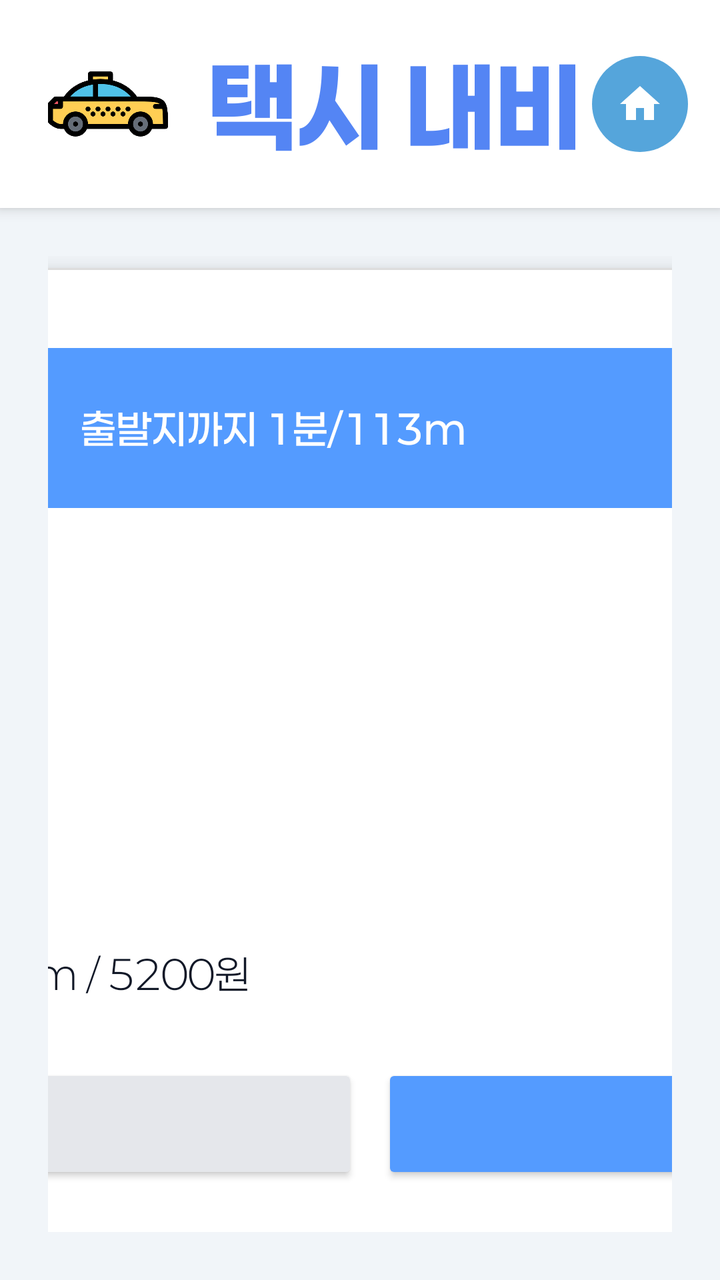
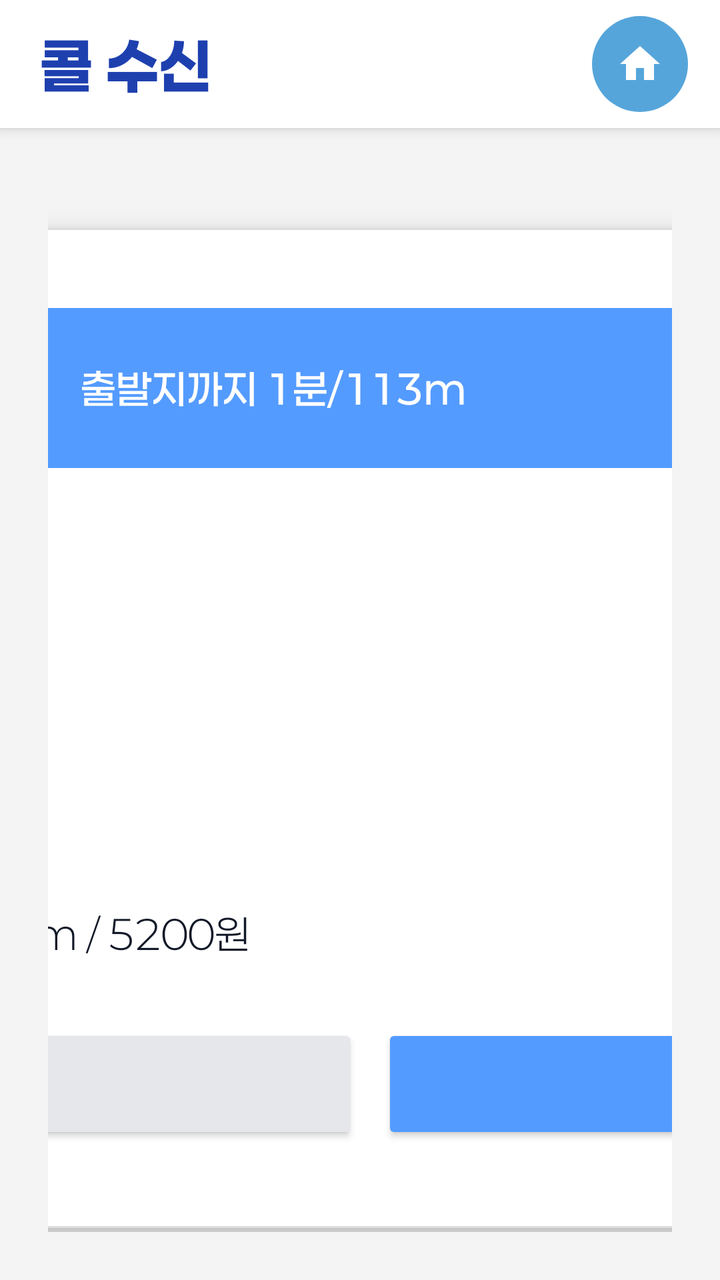

Compare the two renders of this Android layout. The source of the first and the diff that turns it into the second are given below.
<!-- AndroidManifest.xml: activity theme Theme.TaxiApp -->
<!-- res/layout/activity_call_alert.xml -->
<?xml version="1.0" encoding="utf-8"?>
<RelativeLayout xmlns:android="http://schemas.android.com/apk/res/android"
    xmlns:app="http://schemas.android.com/apk/res-auto"
    android:layout_width="match_parent"
    android:layout_height="match_parent"
    android:background="#F1F5F9"
    android:padding="0dp">

    
    <RelativeLayout
        android:id="@+id/header"
        android:layout_width="match_parent"
        android:layout_height="104dp"
        android:background="#FFFFFF"
        android:elevation="4dp">

        <ImageView
            android:id="@+id/taxi"
            android:layout_width="60dp"
            android:layout_height="60dp"
            android:layout_marginStart="24dp"
            android:layout_centerVertical="true"
            android:src="@drawable/taxi" />

        <TextView
            android:layout_width="wrap_content"
            android:layout_height="wrap_content"
            android:layout_toEndOf="@+id/taxi"
            android:layout_marginStart="20dp"
            android:layout_centerVertical="true"
            android:text="택시 내비"
            android:fontFamily="@font/f_extrabold"
            android:textAppearance="@style/TextAppearance.AppCompat.Body1"
            android:textColor="#5485F4"
            android:textSize="50sp"
            android:textStyle="bold" />

        <ImageButton
            android:id="@+id/btn_back_home"
            android:layout_width="48dp"
            android:layout_height="48dp"
            android:layout_alignParentEnd="true"
            android:layout_centerVertical="true"
            android:layout_marginEnd="16dp"
            android:background="@drawable/round_sky_button"
            android:src="@drawable/ic_home"
            android:contentDescription="홈으로"
            app:tint="#FFFFFF" />
    </RelativeLayout>




    
    <LinearLayout
        android:layout_width="match_parent"
        android:layout_height="match_parent"
        android:layout_below="@id/header"
        android:padding="24dp"
        android:gravity="center">

        <LinearLayout
            android:id="@+id/callCard"
            android:layout_width="850dp"
            android:layout_height="500dp"
            android:layout_gravity="center"
            android:layout_marginTop="12dp"
            android:background="@drawable/rounded_card"
            android:elevation="8dp"
            android:orientation="vertical"
            android:padding="20dp">

            <LinearLayout
                android:layout_width="match_parent"
                android:layout_height="80dp"
                android:layout_marginTop="20dp"
                android:orientation="vertical"
                android:gravity="center_horizontal">

                <LinearLayout
                    android:layout_width="700dp"
                    android:layout_height="80dp"
                    android:background="#549BFF"
                    android:gravity="center_vertical"
                    android:orientation="horizontal"
                    android:padding="12dp">

                    <ImageView
                        android:layout_width="24dp"
                        android:layout_height="24dp"
                        android:src="@drawable/ic_phone"
                        app:tint="#FFFFFF" />

                    <TextView
                        android:layout_width="wrap_content"
                        android:layout_height="wrap_content"
                        android:layout_marginStart="12dp"
                        android:fontFamily="@font/f_semibold"
                        android:text="새로운 호출"
                        android:textColor="#FFFFFF"
                        android:textSize="30sp" />

                    <TextView
                        android:id="@+id/text_pickup_info_value"
                        android:layout_width="wrap_content"
                        android:layout_height="wrap_content"
                        android:layout_marginStart="24dp"
                        android:text="출발지까지 1분/113m"
                        android:textColor="#FFFFFF"
                        android:textSize="20sp"
                        android:fontFamily="@font/f_medium"/>

                </LinearLayout>
            </LinearLayout>

            <LinearLayout
                android:layout_width="600dp"
                android:layout_height="270dp"
                android:layout_marginLeft="60dp"
                android:orientation="vertical"
                android:gravity="center_horizontal">

                
                <LinearLayout
                    android:layout_width="match_parent"
                    android:layout_height="wrap_content"
                    android:layout_marginTop="40dp"
                    android:orientation="vertical"
                    android:paddingStart="48dp">

                    
                    <LinearLayout
                        android:layout_width="wrap_content"
                        android:layout_height="wrap_content"
                        android:orientation="horizontal"
                        android:layout_marginBottom="16dp">

                        <ImageView
                            android:layout_width="20dp"
                            android:layout_height="20dp"
                            android:src="@drawable/ic_pin"
                            app:tint="#F97316" />

                        <LinearLayout
                            android:layout_width="wrap_content"
                            android:layout_height="wrap_content"
                            android:orientation="vertical"
                            android:layout_marginStart="12dp">

                            <TextView
                                android:layout_width="wrap_content"
                                android:layout_height="wrap_content"
                                android:text="출발지"
                                android:fontFamily="@font/f_semibold"
                                android:textColor="#111827"
                                android:textSize="23sp" />

                            <TextView
                                android:id="@+id/text_departure_value"
                                android:layout_width="wrap_content"
                                android:layout_height="wrap_content"
                                android:text="해운대"
                                android:fontFamily="@font/f_light"
                                android:textColor="#111827"
                                android:textSize="20sp" />
                        </LinearLayout>
                    </LinearLayout>

                    
                    <LinearLayout
                        android:layout_width="wrap_content"
                        android:layout_height="wrap_content"
                        android:orientation="horizontal"
                        android:layout_marginBottom="16dp">

                        <ImageView
                            android:layout_width="20dp"
                            android:layout_height="20dp"
                            android:src="@drawable/ic_marker"
                            app:tint="#F97316" />

                        <LinearLayout
                            android:layout_width="wrap_content"
                            android:layout_height="wrap_content"
                            android:orientation="vertical"
                            android:layout_marginStart="12dp">

                            <TextView
                                android:layout_width="wrap_content"
                                android:layout_height="wrap_content"
                                android:text="도착지"
                                android:fontFamily="@font/f_semibold"
                                android:textColor="#111827"
                                android:textSize="23sp" />

                            <TextView
                                android:id="@+id/text_destination_value"
                                android:layout_width="wrap_content"
                                android:layout_height="wrap_content"
                                android:text="광안리"
                                android:fontFamily="@font/f_light"
                                android:textColor="#111827"
                                android:textSize="20sp" />
                        </LinearLayout>
                    </LinearLayout>

                    
                    <LinearLayout
                        android:layout_width="wrap_content"
                        android:layout_height="wrap_content"
                        android:orientation="horizontal">

                        <ImageView
                            android:layout_width="20dp"
                            android:layout_height="20dp"
                            android:src="@drawable/ic_clock"
                            app:tint="#F97316" />

                        <LinearLayout
                            android:layout_width="wrap_content"
                            android:layout_height="wrap_content"
                            android:orientation="vertical"
                            android:layout_marginStart="12dp">

                            <TextView
                                android:layout_width="wrap_content"
                                android:layout_height="wrap_content"
                                android:text="예상 정보"
                                android:fontFamily="@font/f_semibold"
                                android:textColor="#111827"
                                android:textSize="23sp" />

                            <TextView
                                android:id="@+id/text_time_value"
                                android:layout_width="wrap_content"
                                android:layout_height="wrap_content"
                                android:text="20분 / 3.2km / 5200원"
                                android:fontFamily="@font/f_light"
                                android:textColor="#111827"
                                android:textSize="20sp" />
                        </LinearLayout>
                    </LinearLayout>
                </LinearLayout>

            </LinearLayout>

            
            <LinearLayout
                android:layout_width="700dp"
                android:layout_height="wrap_content"
                android:layout_marginTop="8dp"
                android:layout_marginLeft="60dp"
                android:gravity="center"
                android:orientation="horizontal"
                android:weightSum="2">

                <Button
                    android:id="@+id/btn_decline"
                    android:layout_width="0dp"
                    android:layout_height="60dp"
                    android:layout_weight="1"
                    android:backgroundTint="#E5E7EB"
                    android:elevation="2dp"
                    android:text="거절"
                    android:fontFamily="@font/f_semibold"
                    android:textSize="20sp"
                    android:textColor="#111827" />

                <Space
                    android:layout_width="12dp"
                    android:layout_height="wrap_content" />

                <Button
                    android:id="@+id/btn_accept"
                    android:layout_width="0dp"
                    android:layout_height="60dp"
                    android:layout_weight="1"
                    android:backgroundTint="#549BFF"
                    android:elevation="2dp"
                    android:text="수락"
                    android:fontFamily="@font/f_semibold"
                    android:textSize="20sp"
                    android:textColor="#FFFFFF" />
            </LinearLayout>
        </LinearLayout>
    </LinearLayout>

</RelativeLayout>
<!-- resources referenced by this layout -->
<resources>
  <!-- drawable ic_clock (drawable) -->
  <vector xmlns:android="http://schemas.android.com/apk/res/android"
      android:width="24dp"
      android:height="24dp"
      android:viewportWidth="24"
      android:viewportHeight="24">
      <path
          android:fillColor="#FFFFFF"
          android:pathData="M12,1.75A10.25,10.25 0 1,0 22.25,12 10.26,10.26 0 0,0 12,1.75Zm0,18.5A8.25,8.25 0 1,1 20.25,12 8.26,8.26 0 0,1 12,20.25Zm.25-13.5h-1.5v5.06l4.5,2.67.75-1.23-3.75-2.23Z" />
  </vector>
  <!-- drawable ic_home (drawable) -->
  <vector xmlns:android="http://schemas.android.com/apk/res/android"
      android:width="24dp" android:height="24dp"
      android:viewportWidth="24" android:viewportHeight="24">
      <path
          android:fillColor="#FFFFFF"
          android:pathData="M10,20v-6h4v6h5v-8h3L12,3 2,12h3v8z"/>
  </vector>
  <!-- drawable ic_marker (drawable) -->
  <vector xmlns:android="http://schemas.android.com/apk/res/android"
      android:width="24dp"
      android:height="24dp"
      android:viewportWidth="24"
      android:viewportHeight="24">
      <path
          android:fillColor="#FFFFFF"
          android:pathData="M12,2C8.1,2 5,5.1 5,9c0,5.2 7,13 7,13s7-7.8 7-13c0-3.9-3.1-7-7-7zm0,9.5c-1.4,0-2.5-1.1-2.5-2.5S10.6,6.5 12,6.5 14.5,7.6 14.5,9 13.4,11.5 12,11.5z" />
  </vector>
  <!-- drawable ic_phone (drawable) -->
  <vector xmlns:android="http://schemas.android.com/apk/res/android"
      android:width="24dp"
      android:height="24dp"
      android:viewportWidth="24"
      android:viewportHeight="24">
      <path
          android:fillColor="#FFFFFF"
          android:pathData="M6.6,10.8c1.1,2.1 2.9,3.9 5,5l1.6-1.6c0.2-0.2 0.6-0.3 0.8-0.2 0.9,0.3 1.9,0.5 2.9,0.5 0.5,0 0.9,0.4 0.9,0.9v2.7c0,0.5-0.4,0.9-0.9,0.9C10.3,19.9 4.1,13.7 4.1,6.9 4.1,6.4 4.5,6 5,6h2.7c0.5,0 0.9,0.4 0.9,0.9 0,1 0.2,2 0.5,2.9 0.1,0.3 0,0.6-0.2,0.8L6.6,10.8z" />
  </vector>
  <!-- drawable ic_pin (drawable) -->
  <vector xmlns:android="http://schemas.android.com/apk/res/android"
      android:width="24dp"
      android:height="24dp"
      android:viewportWidth="24"
      android:viewportHeight="24">
      <path
          android:fillColor="#F97316"
          android:pathData="M12,2C8.13,2 5,5.13 5,9c0,5.25 7,13 7,13s7-7.75 7-13c0-3.87-3.13-7-7-7Zm0,9.5A2.5,2.5 0 1,1 14.5,9 2.5,2.5 0 0,1 12,11.5Z" />
  </vector>
  <!-- drawable round_sky_button (drawable) -->
  <shape xmlns:android="http://schemas.android.com/apk/res/android"
      android:shape="oval">
      <solid android:color="#55A5DB" /> 
      <size android:width="56dp" android:height="56dp" />
  </shape>
  <!-- drawable rounded_card (drawable) -->
  <shape xmlns:android="http://schemas.android.com/apk/res/android"
      android:shape="rectangle">
  
      
      <solid android:color="#FFFFFF" />
  
      
      <corners android:radius="24dp" />
  
      
      <stroke android:width="1dp" android:color="#DDDDDD"/>
  </shape>
  <!-- drawable taxi: png bitmap (drawable, 14620 bytes) -->
  <style name="Theme.TaxiApp" parent="Theme.MaterialComponents.DayNight.NoActionBar">
          
          <item name="colorPrimary">@color/purple_500</item>
          <item name="colorPrimaryVariant">@color/purple_700</item>
          <item name="colorOnPrimary">@color/white</item>
          
          <item name="colorSecondary">@color/teal_200</item>
          <item name="colorSecondaryVariant">@color/teal_700</item>
          <item name="colorOnSecondary">@color/black</item>
          
          <item name="android:statusBarColor">?attr/colorPrimaryVariant</item>
          
      </style>
  <color name="purple_500">#FF6200EE</color>
  <color name="purple_700">#FF3700B3</color>
  <color name="white">#FFFFFFFF</color>
  <color name="teal_200">#FF03DAC5</color>
  <color name="teal_700">#FF018786</color>
  <color name="black">#FF000000</color>
</resources>

<!-- the commit's change to res/layout/activity_call_alert.xml (unified diff, before → after) -->
@@ -3,36 +3,28 @@
     xmlns:app="http://schemas.android.com/apk/res-auto"
     android:layout_width="match_parent"
     android:layout_height="match_parent"
-    android:background="#F1F5F9"
+    android:background="#F4F4F4"
     android:padding="0dp">
 
     
     <RelativeLayout
         android:id="@+id/header"
         android:layout_width="match_parent"
-        android:layout_height="104dp"
+        android:layout_height="64dp"
         android:background="#FFFFFF"
         android:elevation="4dp">
 
-        <ImageView
-            android:id="@+id/taxi"
-            android:layout_width="60dp"
-            android:layout_height="60dp"
-            android:layout_marginStart="24dp"
-            android:layout_centerVertical="true"
-            android:src="@drawable/taxi" />
 
         <TextView
             android:layout_width="wrap_content"
             android:layout_height="wrap_content"
-            android:layout_toEndOf="@+id/taxi"
             android:layout_marginStart="20dp"
             android:layout_centerVertical="true"
-            android:text="택시 내비"
+            android:text="콜 수신"
             android:fontFamily="@font/f_extrabold"
             android:textAppearance="@style/TextAppearance.AppCompat.Body1"
-            android:textColor="#5485F4"
-            android:textSize="50sp"
+            android:textColor="#1E40AF"
+            android:textSize="30sp"
             android:textStyle="bold" />
 
         <ImageButton
<!-- resource entries referenced after the edit -->
@@ -67,7 +67,6 @@
       
       <stroke android:width="1dp" android:color="#DDDDDD"/>
   </shape>
-  <!-- drawable taxi: png bitmap (drawable, 14620 bytes) -->
   <style name="Theme.TaxiApp" parent="Theme.MaterialComponents.DayNight.NoActionBar">
           
           <item name="colorPrimary">@color/purple_500</item>
